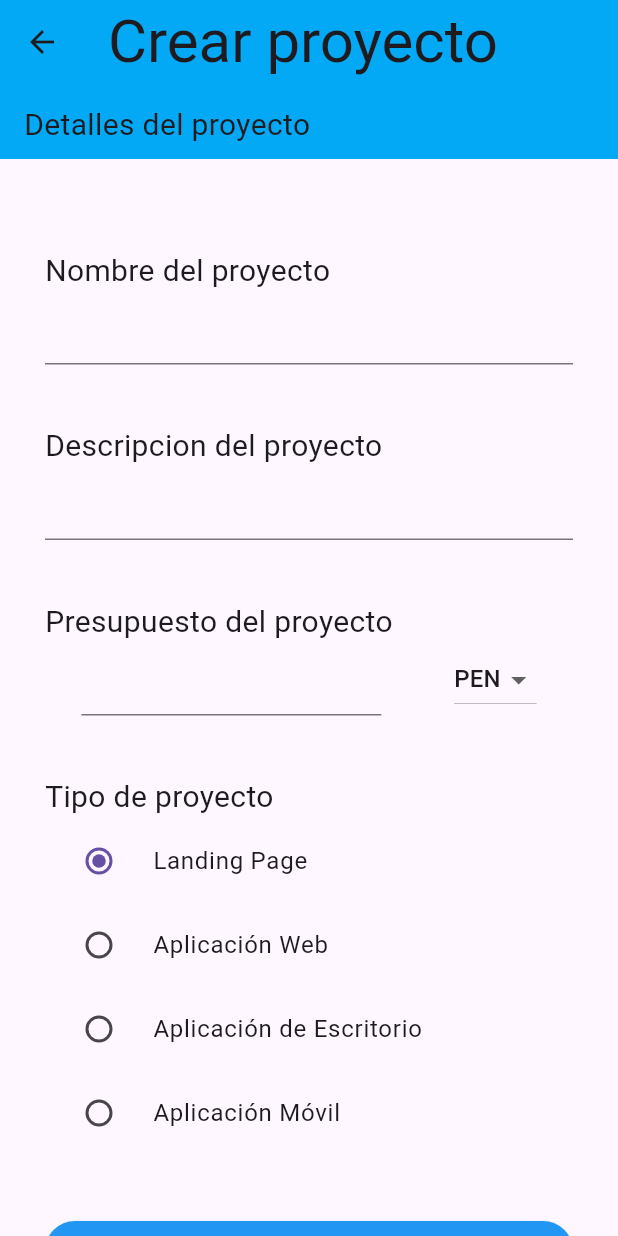
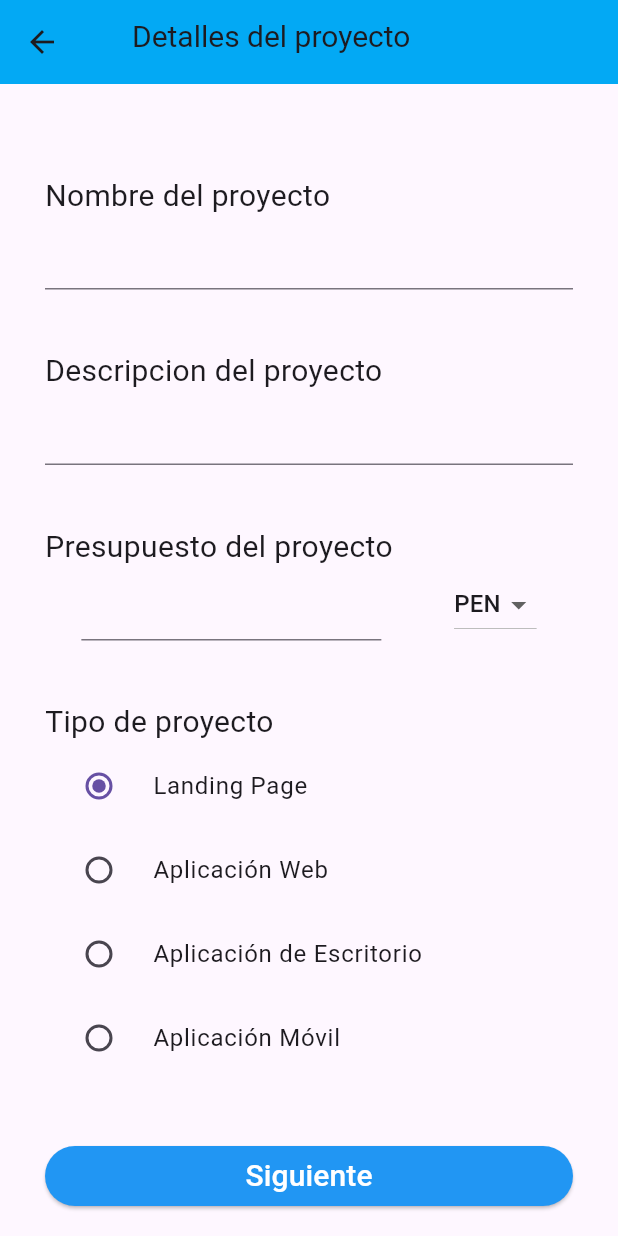
Before and after one commit to WX62-SiteForge-FromZero/fromzero-mobile-app, a Flutter app: the CreateProjectApp screen opened directly, on a phone screen of 412 x 824 dp. Run offline on Flutter 3.47's test engine with Material 3 defaults, Android fonts, the light colour scheme and no system bars.

Commit message:
feat(navbar): create project added

```diff
--- a/lib/views/createProjectViews/CreateProjectWidget.dart
+++ b/lib/views/createProjectViews/CreateProjectWidget.dart
@@ -55,11 +55,8 @@ class _CreateProjectAppState extends State<CreateProjectApp> {
   Widget build(BuildContext context) {
     return Scaffold(
       appBar: AppBar(
-        title: Text("Crear proyecto", style: TextStyle(fontSize: 40.0)),
         backgroundColor: Colors.lightBlue,
-        bottom: PreferredSize(
-          preferredSize: Size.fromHeight(50),
-          child: Align(
+        title: Align(
           alignment: Alignment.centerLeft,
           child: Padding(
               padding: EdgeInsets.only(left: 16.0, bottom: 8.0),
@@ -84,7 +81,6 @@ class _CreateProjectAppState extends State<CreateProjectApp> {
               )),
         ),
       ),
-      ),
       body: SingleChildScrollView(
         child: Container(
           padding: const EdgeInsets.symmetric(vertical: 60, horizontal: 30),
```
Also changed, not shown: lib/navbar.dart (+12 -1 lines), lib/views/deliverableViews/DeliverablesWidget.dart (renamed from lib/views/DeliverablesWidget.dart, +5 -2 lines), lib/views/deliverableViews/CreateDeliverableWidget.dart (renamed from lib/views/CreateDeliverableWidget.dart), lib/views/deliverableViews/DeliverableDetails.dart (renamed from lib/views/DeliverableDetails.dart), 1 other file. Lines whose indentation alone changed are shown as unchanged.
